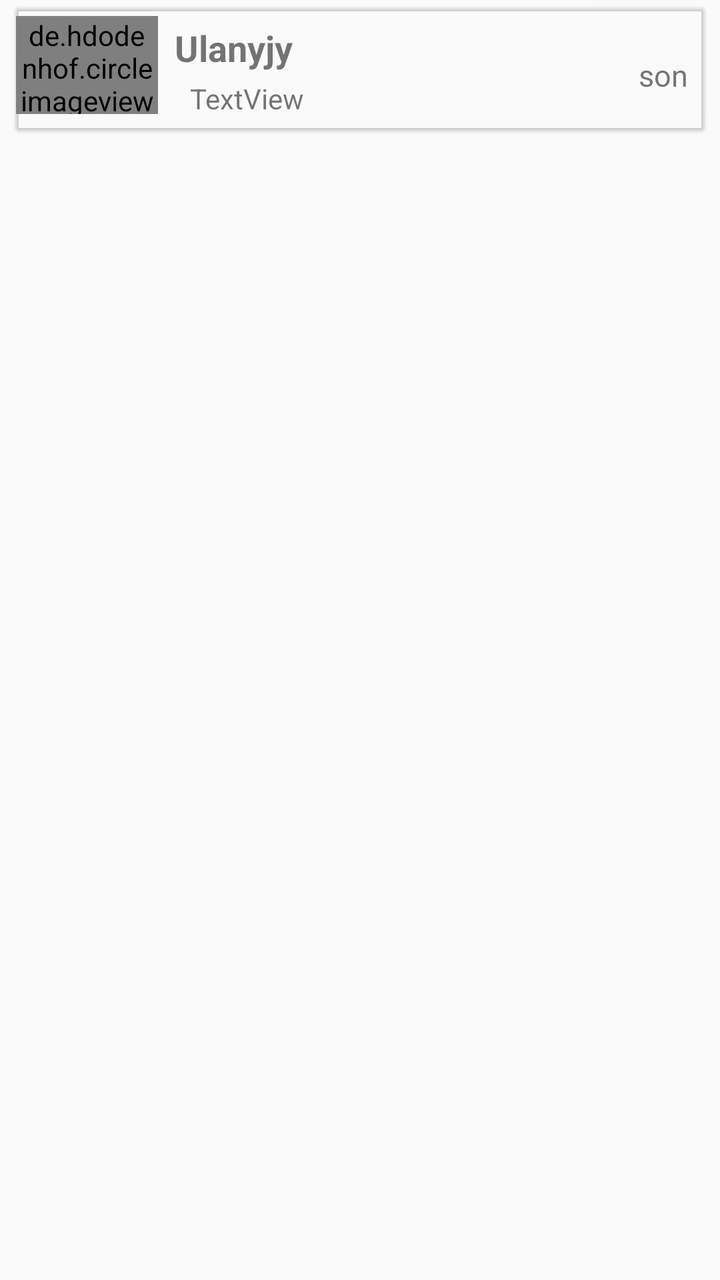
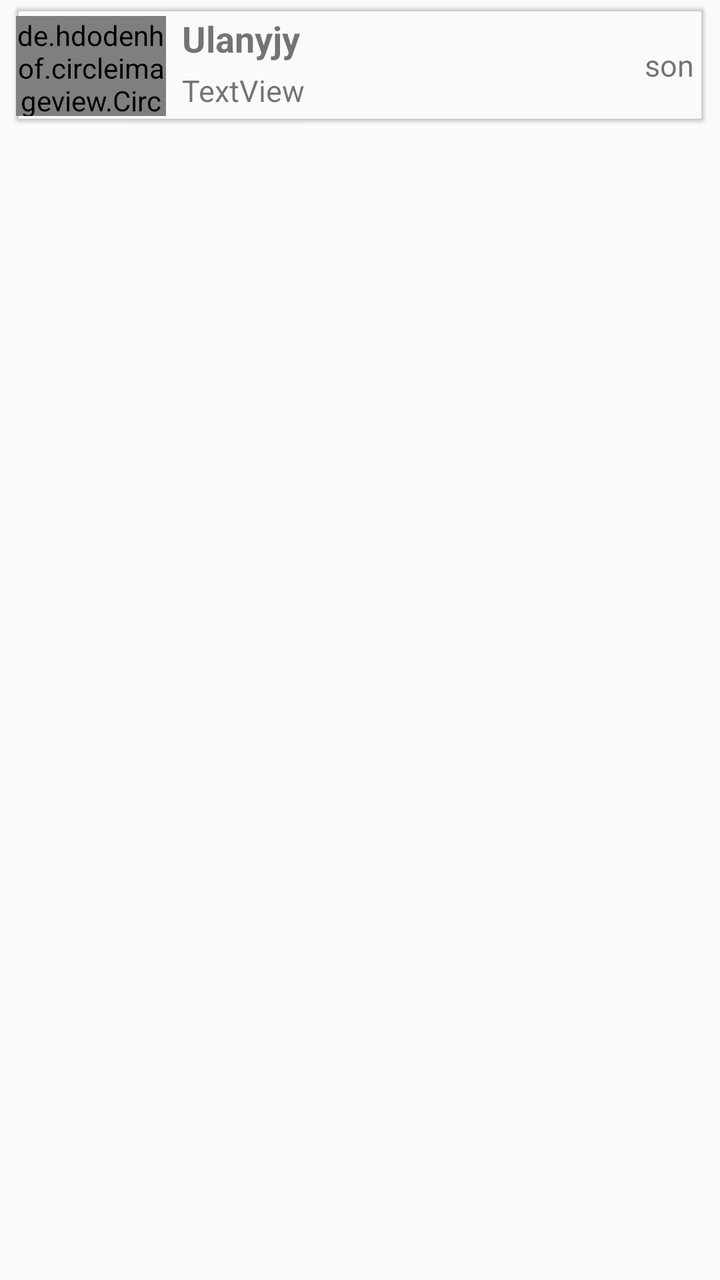

Screens rendered from an Android XML layout before and after an edit, with the pre-edit source and the edit as a unified diff.
<!-- AndroidManifest.xml: application theme AppTheme -->
<!-- res/layout/chat_yeke_haly.xml -->
<?xml version="1.0" encoding="utf-8"?>
<android.support.constraint.ConstraintLayout xmlns:android="http://schemas.android.com/apk/res/android"
    xmlns:app="http://schemas.android.com/apk/res-auto"
    xmlns:tools="http://schemas.android.com/tools"
    android:layout_width="match_parent"
    android:layout_height="wrap_content"
   >

    <android.support.v7.widget.CardView
        android:id="@+id/chat_yeke_haly_card"
        android:layout_width="0dp"
        android:layout_height="wrap_content"
        android:layout_marginStart="8dp"
        android:layout_marginTop="4dp"
        android:layout_marginEnd="8dp"
        android:layout_marginBottom="4dp"
        android:backgroundTint="@color/cardview_shadow_end_color"
        android:padding="20dp"
        app:cardBackgroundColor="@color/cardview_shadow_end_color"
        app:cardElevation="1dp"
        app:layout_constraintBottom_toBottomOf="parent"
        app:layout_constraintEnd_toEndOf="parent"
        app:layout_constraintHorizontal_bias="1.0"
        app:layout_constraintStart_toStartOf="parent"
        app:layout_constraintTop_toTopOf="parent"
        app:layout_constraintVertical_bias="0.0">

        <android.support.constraint.ConstraintLayout
            android:layout_width="match_parent"
            android:layout_height="wrap_content">

            <de.hdodenhof.circleimageview.CircleImageView
                android:id="@+id/chat_yeke_haly_profil"
                android:layout_width="71dp"
                android:layout_height="49dp"
                android:layout_marginTop="4dp"
                android:layout_marginEnd="8dp"
                android:layout_marginBottom="4dp"
                android:src="@drawable/profile_placeholder"
                app:layout_constraintBottom_toBottomOf="parent"
                app:layout_constraintEnd_toStartOf="@+id/obshy_dostlar_yeke_haly_ady"
                app:layout_constraintHorizontal_bias="1.0"
                app:layout_constraintStart_toStartOf="parent"
                app:layout_constraintTop_toTopOf="parent"
                app:layout_constraintVertical_bias="0.0" />

            <TextView
                android:id="@+id/chat_yeke_haly_ady"
                android:layout_width="106dp"
                android:layout_height="28dp"
                android:layout_marginStart="8dp"
                android:layout_marginEnd="8dp"
                android:layout_marginBottom="8dp"
                android:text="@string/ulanyjy"

                android:textSize="18sp"
                android:textStyle="bold"
                app:layout_constraintBottom_toBottomOf="parent"
                app:layout_constraintEnd_toEndOf="parent"
                app:layout_constraintHorizontal_bias="0.321"
                app:layout_constraintStart_toStartOf="parent"
                app:layout_constraintTop_toTopOf="parent"
                app:layout_constraintVertical_bias="0.3" />

            <TextView
                android:id="@+id/chat_yeke_haly_son"
                android:layout_width="wrap_content"
                android:layout_height="wrap_content"
                android:layout_marginTop="8dp"
                android:layout_marginEnd="8dp"
                android:layout_marginBottom="18dp"
                android:text="son"

                android:textSize="15sp"
                app:layout_constraintBottom_toBottomOf="parent"
                app:layout_constraintEnd_toEndOf="parent"
                app:layout_constraintTop_toTopOf="parent"
                app:layout_constraintVertical_bias="1.0" />

            <TextView
                android:id="@+id/chat_yeke_haly_message"
                android:layout_width="146dp"
                android:layout_height="26dp"
                android:layout_marginStart="16dp"
                android:layout_marginEnd="231dp"
                android:text="TextView"

                app:layout_constraintEnd_toEndOf="parent"
                app:layout_constraintHorizontal_bias="0.0"
                app:layout_constraintStart_toEndOf="@+id/chat_yeke_haly_profil"
                app:layout_constraintTop_toBottomOf="@+id/chat_yeke_haly_ady" />

            <TextView
                android:id="@+id/chat_yeke_mesaj_sany"
                android:layout_width="36dp"
                android:layout_height="36dp"
                android:layout_marginTop="8dp"
                android:layout_marginEnd="8dp"
                android:layout_marginBottom="8dp"
                android:background="@drawable/search"
                android:text="3"
                android:textAlignment="center"

                android:textColorHighlight="@color/face"
                android:textColorHint="@color/face"
                android:textColorLink="@color/face"
                android:textDirection="firstStrongRtl"
                android:textSize="22sp"
                android:visibility="invisible"
                app:layout_constraintBottom_toBottomOf="parent"
                app:layout_constraintEnd_toStartOf="@+id/chat_yeke_haly_son"
                app:layout_constraintTop_toTopOf="parent"
                app:layout_constraintVertical_bias="0.8" />

        </android.support.constraint.ConstraintLayout>
    </android.support.v7.widget.CardView>
</android.support.constraint.ConstraintLayout>
<!-- resources referenced by this layout -->
<resources>
  <color name="face">#4A6AAF</color>
  <!-- drawable profile_placeholder: png bitmap (drawable, 3491 bytes) -->
  <!-- drawable search (drawable) -->
  <?xml version="1.0" encoding="utf-8"?>
  <shape xmlns:android="http://schemas.android.com/apk/res/android">
  
      <stroke
          android:color="#95989A"
          android:width="2dp"/>
      <corners android:radius="40dp"/>
  </shape>
  <string name="ulanyjy">Ulanyjy</string>
  <style name="AppTheme" parent="Theme.AppCompat.Light.NoActionBar">
          
          <item name="colorPrimary">@color/colorPrimary</item>
          <item name="colorPrimaryDark">@color/colorPrimaryDark</item>
          <item name="colorAccent">@color/colorAccent</item>
      </style>
  <color name="colorPrimary">#3B5998</color>
  <color name="colorPrimaryDark">#2f333f</color>
  <color name="colorAccent">#FF4081</color>
</resources>

<!-- the commit's change to res/layout/chat_yeke_haly.xml (unified diff, before → after) -->
@@ -29,88 +29,98 @@
             android:layout_width="match_parent"
             android:layout_height="wrap_content">
 
-            <de.hdodenhof.circleimageview.CircleImageView
-                android:id="@+id/chat_yeke_haly_profil"
-                android:layout_width="71dp"
-                android:layout_height="49dp"
-                android:layout_marginTop="4dp"
-                android:layout_marginEnd="8dp"
-                android:layout_marginBottom="4dp"
-                android:src="@drawable/profile_placeholder"
-                app:layout_constraintBottom_toBottomOf="parent"
-                app:layout_constraintEnd_toStartOf="@+id/obshy_dostlar_yeke_haly_ady"
-                app:layout_constraintHorizontal_bias="1.0"
-                app:layout_constraintStart_toStartOf="parent"
-                app:layout_constraintTop_toTopOf="parent"
-                app:layout_constraintVertical_bias="0.0" />
-
-            <TextView
-                android:id="@+id/chat_yeke_haly_ady"
-                android:layout_width="106dp"
-                android:layout_height="28dp"
-                android:layout_marginStart="8dp"
-                android:layout_marginEnd="8dp"
-                android:layout_marginBottom="8dp"
-                android:text="@string/ulanyjy"
-
-                android:textSize="18sp"
-                android:textStyle="bold"
+            <LinearLayout
+                android:layout_width="match_parent"
+                android:layout_height="match_parent"
+                android:orientation="horizontal"
                 app:layout_constraintBottom_toBottomOf="parent"
                 app:layout_constraintEnd_toEndOf="parent"
-                app:layout_constraintHorizontal_bias="0.321"
                 app:layout_constraintStart_toStartOf="parent"
-                app:layout_constraintTop_toTopOf="parent"
-                app:layout_constraintVertical_bias="0.3" />
+                app:layout_constraintTop_toTopOf="parent">
 
-            <TextView
-                android:id="@+id/chat_yeke_haly_son"
-                android:layout_width="wrap_content"
-                android:layout_height="wrap_content"
-                android:layout_marginTop="8dp"
-                android:layout_marginEnd="8dp"
-                android:layout_marginBottom="18dp"
-                android:text="son"
+                <LinearLayout
+                    android:layout_width="wrap_content"
+                    android:layout_height="match_parent"
+                    android:orientation="horizontal">
 
-                android:textSize="15sp"
-                app:layout_constraintBottom_toBottomOf="parent"
-                app:layout_constraintEnd_toEndOf="parent"
-                app:layout_constraintTop_toTopOf="parent"
-                app:layout_constraintVertical_bias="1.0" />
+                    <de.hdodenhof.circleimageview.CircleImageView
+                        android:id="@+id/chat_yeke_haly_profil"
+                        android:layout_width="75dp"
+                        android:layout_height="50dp"
+                        android:layout_marginTop="4dp"
+                        android:layout_marginEnd="8dp"
+                        android:layout_marginBottom="4dp"
+                        android:src="@drawable/profile_placeholder" />
+                </LinearLayout>
 
-            <TextView
-                android:id="@+id/chat_yeke_haly_message"
-                android:layout_width="146dp"
-                android:layout_height="26dp"
-                android:layout_marginStart="16dp"
-                android:layout_marginEnd="231dp"
-                android:text="TextView"
+                <LinearLayout
+                    android:layout_width="wrap_content"
+                    android:layout_height="wrap_content"
+                    android:orientation="vertical"
+                    android:paddingTop="3dp">
 
-                app:layout_constraintEnd_toEndOf="parent"
-                app:layout_constraintHorizontal_bias="0.0"
-                app:layout_constraintStart_toEndOf="@+id/chat_yeke_haly_profil"
-                app:layout_constraintTop_toBottomOf="@+id/chat_yeke_haly_ady" />
+                    <TextView
+                        android:id="@+id/chat_yeke_haly_ady"
+                        android:layout_width="106dp"
+                        android:layout_height="28dp"
+                        android:layout_marginEnd="8dp"
+                        android:text="@string/ulanyjy"
 
-            <TextView
-                android:id="@+id/chat_yeke_mesaj_sany"
-                android:layout_width="36dp"
-                android:layout_height="36dp"
-                android:layout_marginTop="8dp"
-                android:layout_marginEnd="8dp"
-                android:layout_marginBottom="8dp"
-                android:background="@drawable/search"
-                android:text="3"
-                android:textAlignment="center"
+                        android:textSize="18sp"
+                        android:textStyle="bold" />
 
-                android:textColorHighlight="@color/face"
-                android:textColorHint="@color/face"
-                android:textColorLink="@color/face"
-                android:textDirection="firstStrongRtl"
-                android:textSize="22sp"
-                android:visibility="invisible"
-                app:layout_constraintBottom_toBottomOf="parent"
-                app:layout_constraintEnd_toStartOf="@+id/chat_yeke_haly_son"
-                app:layout_constraintTop_toTopOf="parent"
-                app:layout_constraintVertical_bias="0.8" />
+                    <TextView
+                        android:id="@+id/chat_yeke_haly_message"
+                        android:layout_width="146dp"
+                        android:layout_height="26dp"
+                        android:text="TextView"
+
+                        android:textSize="15sp" />
+
+                </LinearLayout>
+
+                <LinearLayout
+                    android:layout_width="wrap_content"
+                    android:layout_height="match_parent"
+                    android:orientation="horizontal">
+
+                    <TextView
+                        android:id="@+id/chat_yeke_mesaj_sany"
+                        android:layout_width="36dp"
+                        android:layout_height="36dp"
+                        android:layout_marginTop="8dp"
+                        android:layout_marginEnd="8dp"
+                        android:layout_marginBottom="8dp"
+                        android:background="@drawable/search"
+                        android:text="3"
+                        android:textAlignment="center"
+
+                        android:textColorHighlight="@color/face"
+                        android:textColorHint="@color/face"
+                        android:textColorLink="@color/face"
+                        android:textDirection="firstStrongRtl"
+                        android:textSize="22sp"
+                        android:visibility="invisible" />
+                </LinearLayout>
+
+                <LinearLayout
+                    android:layout_width="match_parent"
+                    android:layout_height="match_parent"
+                    android:orientation="horizontal">
+
+                    <TextView
+                        android:id="@+id/chat_yeke_haly_son"
+                        android:layout_width="match_parent"
+                        android:layout_height="wrap_content"
+                        android:layout_gravity="center|center_horizontal|center_vertical|end"
+
+                        android:layout_marginEnd="5dp"
+                        android:gravity="center_horizontal|end"
+                        android:text="son"
+                        android:textSize="15sp" />
+                </LinearLayout>
+
+            </LinearLayout>
 
         </android.support.constraint.ConstraintLayout>
     </android.support.v7.widget.CardView>
